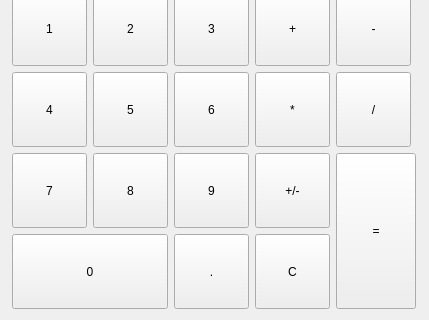
The window that lab10/calculator_interface2.ui (Ihor-Mykytiuk/university-projects) describes before a commit, drawn with Qt 5; both pictures show x 0 to 429 and y 187 to 507 of the 429 by 507 pixel window.
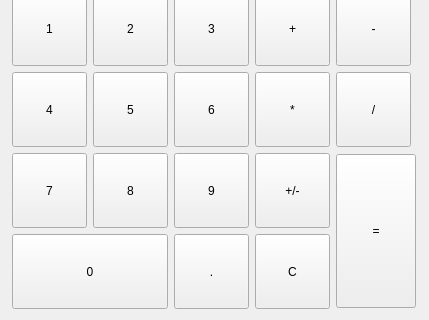
The same window after the commit.

Commit message: Implemented memory functions (MS, MR, MC, M+, M-) for calculator

Diff of the .ui file:
```diff
--- a/lab10/calculator_interface2.ui
+++ b/lab10/calculator_interface2.ui
@@ -351,7 +351,7 @@
           <property name="minimumSize">
            <size>
             <width>0</width>
-            <height>156</height>
+            <height>154</height>
            </size>
           </property>
           <property name="text">
```
The commit also changes 2 other files.
